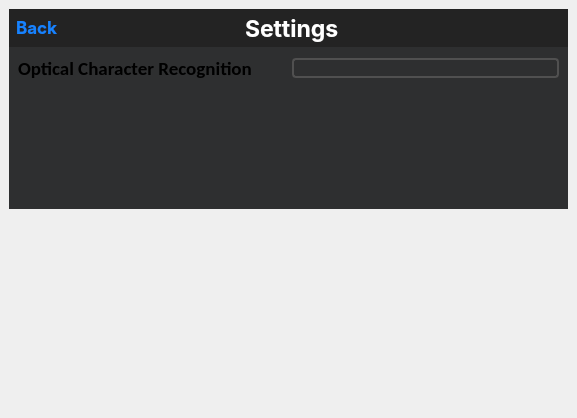
First picture: the form in ui/mainwindow.ui, repository OlexandrNikolaiev/Screen-Translator, before the edit.
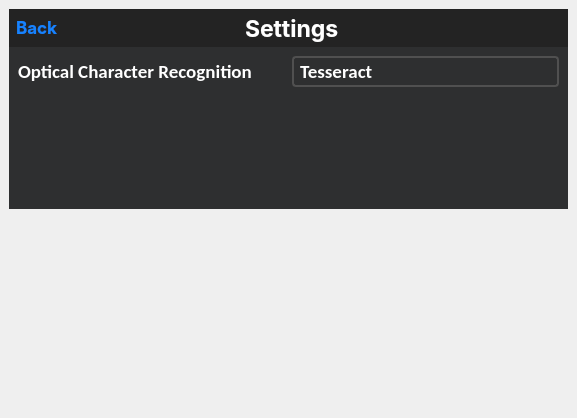
Second picture: the form after the edit. The open tabs and pages were chosen to show the change. Icons and pictures are not drawn. Custom widgets are drawn as their Qt base class.

```diff
--- a/ui/mainwindow.ui
+++ b/ui/mainwindow.ui
@@ -1228,7 +1228,28 @@
              </property>
              <layout class="QGridLayout" name="gridLayout_8">
               <item row="0" column="1">
-               <widget class="QComboBox" name="comboBox"/>
+               <widget class="QComboBox" name="comboBox">
+                <property name="font">
+                 <font>
+                  <family>Calibri</family>
+                  <pointsize>14</pointsize>
+                  <bold>true</bold>
+                 </font>
+                </property>
+                <property name="styleSheet">
+                 <string notr="true">color: rgb(255, 255, 255);</string>
+                </property>
+                <item>
+                 <property name="text">
+                  <string>Tesseract</string>
+                 </property>
+                </item>
+                <item>
+                 <property name="text">
+                  <string>Paddle OCR</string>
+                 </property>
+                </item>
+               </widget>
               </item>
               <item row="0" column="0">
                <widget class="QLabel" name="label_5">
@@ -1239,6 +1260,9 @@
                   <bold>true</bold>
                  </font>
                 </property>
+                <property name="styleSheet">
+                 <string notr="true">color: rgb(255, 255, 255);</string>
+                </property>
                 <property name="text">
                  <string>Optical Character Recognition</string>
                 </property>
```
Left out of the diff: 4 changed lines with no effect on the pictures.
